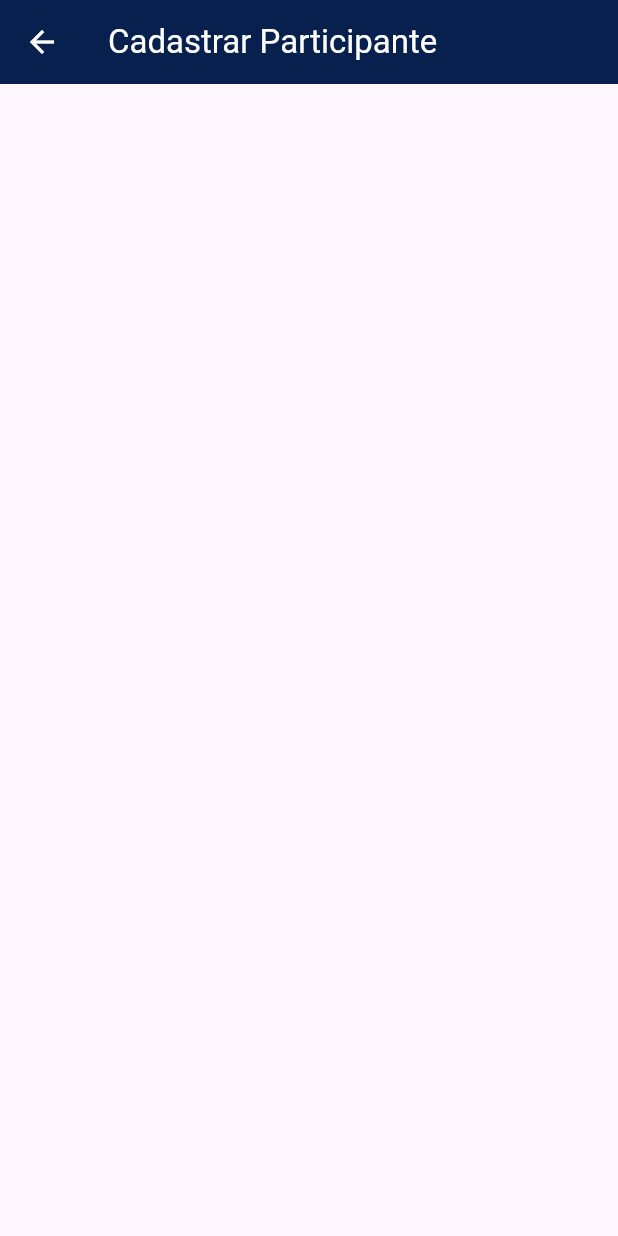
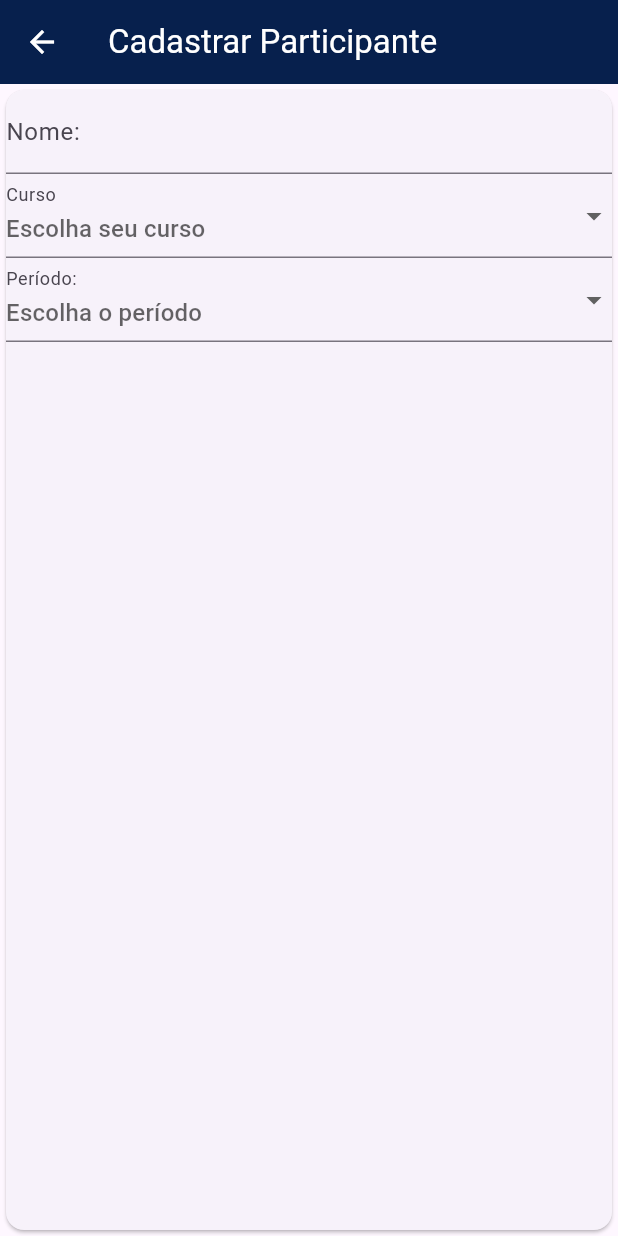
Before and after one commit to Isaq-11/frequency-and-checkin-control, a Flutter app: the CadastroParticipanteScreen screen opened by its route, on a phone screen of 412 x 824 dp. Run offline on Flutter 3.47's test engine with Material 3 defaults, Android fonts, the phone set to English and light mode, and no system bars.

Commit message:
formulario em cadastro de cliente iniciado

```diff
--- a/lib/frequency_control/screens/cadastro_participante_screen.dart
+++ b/lib/frequency_control/screens/cadastro_participante_screen.dart
@@ -1,7 +1,18 @@
 import 'package:flutter/material.dart';
 
-class CadastroParticipanteScreen extends StatelessWidget {
+
+class CadastroParticipanteScreen extends StatefulWidget{
   @override
+  _CadastroParticipanteScreenState createState() =>_CadastroParticipanteScreenState();
+}
+
+class _CadastroParticipanteScreenState extends State<CadastroParticipanteScreen>{
+  String? cursoSelecionado;
+  int? periodoSelecionado;
+
+
+  @override
+
   Widget build(BuildContext context) {
     return Scaffold(
       appBar: AppBar(
@@ -11,6 +22,98 @@ class CadastroParticipanteScreen extends StatelessWidget {
         backgroundColor: const Color.fromARGB(255, 7, 32, 77),
         foregroundColor: Colors.white,
       ),
+      body: Card(
+        child: Center(
+          child: Column(
+            children: [
+              TextFormField(
+                decoration: InputDecoration(
+                  label: Text('Nome: '),
+                  hintText: 'Digite seu nome'
+                ),
+              ),
+              DropdownButtonFormField<String>(
+                value: cursoSelecionado,
+                decoration: InputDecoration(
+                  label: Text('Curso'),
+                  hintText: 'Escolha seu curso',
+                ),
+                items: [
+                  'Eletromecânica',
+                  'Engenharia de Software',
+                  'Engenharia Elétrica',
+                  'Licenciatura em Química',
+                ].map((curso) => DropdownMenuItem(
+                  value: curso,
+                  child: Text(curso),
+                    )
+                  ).toList(),
+                onChanged: (value){
+                  setState(() {
+                    cursoSelecionado = value;
+                  });
+                },
+              ),
+              DropdownButtonFormField<int>(
+                value: periodoSelecionado,
+                decoration: InputDecoration(
+                  label: Text('Período: '),
+                  hintText: 'Escolha o período'
+                ),
+                items: [
+                  1, 2, 3, 4, 5,
+                ].map((periodo) => DropdownMenuItem(
+                  value: periodo,
+                  child: Text('${periodo}°'),
+                  )
+                ).toList(),
+                onChanged: (value) {
+                  setState(() {
+                    periodoSelecionado = value;
+                  });
+                },
+              )
+            ],
+          ),
+        )
+      )
     );
   }
+
 }
+
+// class CadastroParticipanteScreen extends StatelessWidget {
+//   @override
+//   Widget build(BuildContext context) {
+//     return Scaffold(
+//       appBar: AppBar(
+//         title: Text(
+//           'Cadastrar Participante',
+//         ),
+//         backgroundColor: const Color.fromARGB(255, 7, 32, 77),
+//         foregroundColor: Colors.white,
+//       ),
+//       body: Card(
+//         child: Center(
+//           child: Column(
+//             children: [
+//               TextFormField(
+//                 decoration: InputDecoration(
+//                   label: Text('Nome: '),
+//                   hintText: 'Digite seu nome'
+//                 ),
+//               ),
+//               TextFormField(
+//                 decoration: InputDecoration(
+//                   label: Text('Curso: '),
+//                   hintText: 'Digite seu curso',
+//                 ),
+//               ),
+//               Text
+//             ],
+//           ),
+//         ),
+//       )
+//     );
+//   }
+// }
```
